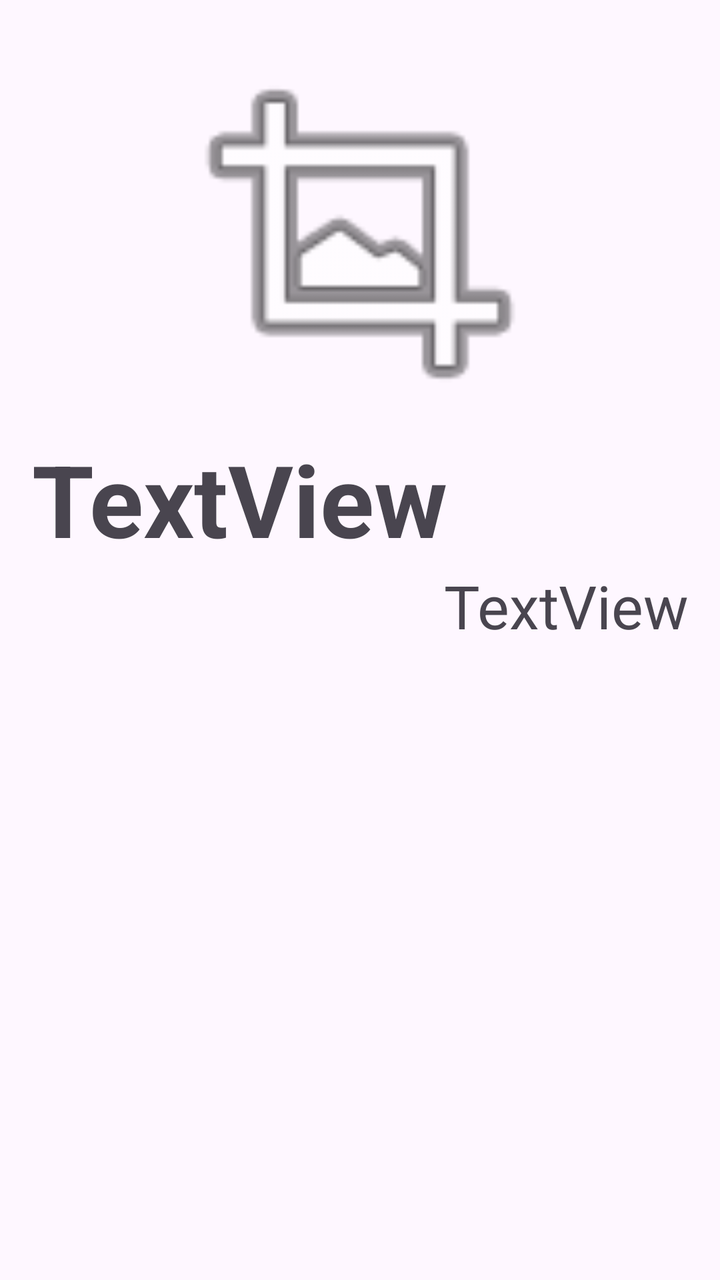
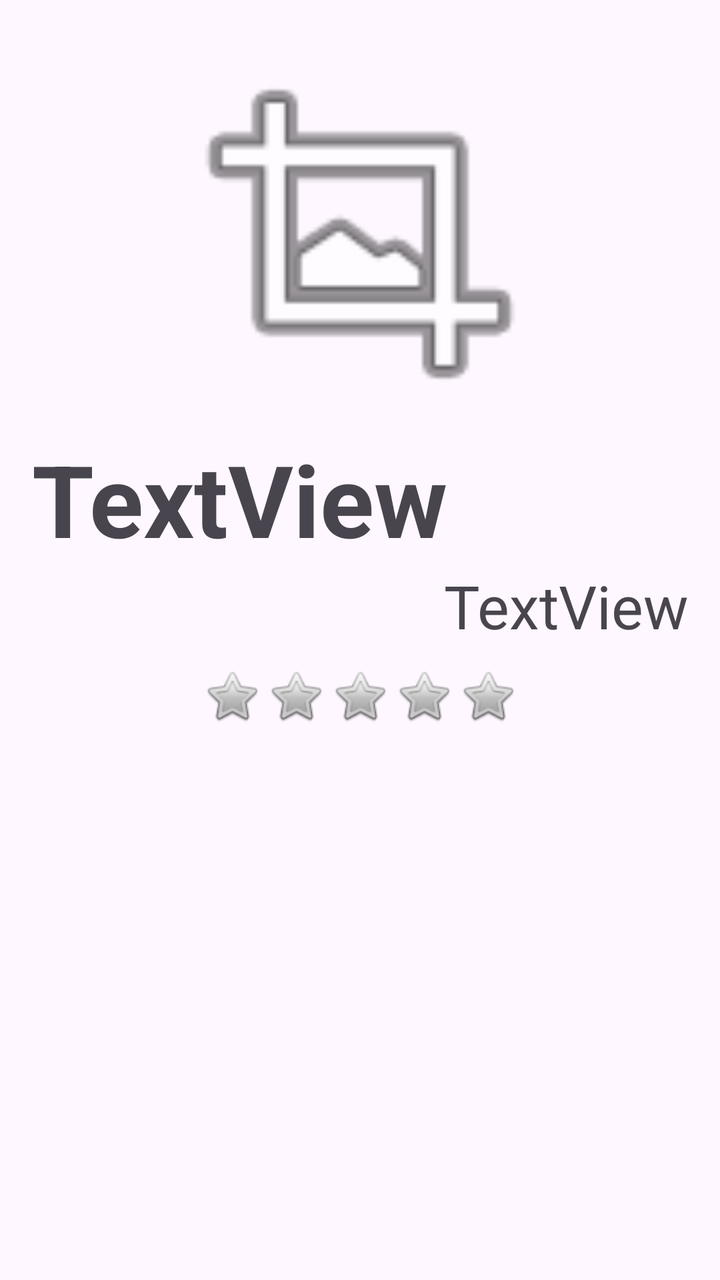

The first picture is an Android layout as it rendered before a commit; the second is the same layout after the commit. The layout source and the unified diff follow.
<!-- AndroidManifest.xml: application theme Theme.KartaProduktu -->
<!-- res/layout/activity_main.xml -->
<?xml version="1.0" encoding="utf-8"?>
<LinearLayout xmlns:android="http://schemas.android.com/apk/res/android"
    xmlns:app="http://schemas.android.com/apk/res-auto"
    xmlns:tools="http://schemas.android.com/tools"
    android:id="@+id/main"
    android:layout_width="match_parent"
    android:layout_height="match_parent"
    android:orientation="vertical"
    android:padding="16dp"
    tools:context=".MainActivity">


    <ImageView
        android:id="@+id/ivProduct"
        android:layout_width="match_parent"
        android:layout_height="200dp"
        app:srcCompat="@android:drawable/ic_menu_crop" />

    <TextView
        android:id="@+id/tvProductName"
        android:layout_width="match_parent"
        android:layout_height="wrap_content"
        android:text="TextView"
        android:textSize="50sp"
        android:textStyle="bold" />

    <TextView
        android:id="@+id/tvPrice"
        android:layout_width="match_parent"
        android:layout_height="wrap_content"
        android:gravity="end"
        android:text="TextView"
        android:textSize="30sp" />
</LinearLayout>
<!-- resources referenced by this layout -->
<resources>
  <style name="Theme.KartaProduktu" parent="Base.Theme.KartaProduktu" />
  <style name="Base.Theme.KartaProduktu" parent="Theme.Material3.DayNight.NoActionBar">
          
          
      </style>
</resources>

<!-- the commit's change to res/layout/activity_main.xml (unified diff, before → after) -->
@@ -31,4 +31,39 @@
         android:gravity="end"
         android:text="TextView"
         android:textSize="30sp" />
+
+    <LinearLayout
+        android:layout_width="match_parent"
+        android:layout_height="wrap_content"
+        android:orientation="horizontal"
+        android:id="@+id/starGroup"
+        android:gravity="center"
+        android:layout_marginTop="10dp">
+        <ImageView
+            android:id="@+id/ivStar1"
+            android:layout_width="wrap_content"
+            android:layout_height="30dp"
+            app:srcCompat="@android:drawable/btn_star" />
+        <ImageView
+            android:id="@+id/ivStar2"
+            android:layout_width="wrap_content"
+            android:layout_height="30dp"
+            app:srcCompat="@android:drawable/btn_star" />
+        <ImageView
+            android:id="@+id/ivStar3"
+            android:layout_width="wrap_content"
+            android:layout_height="30dp"
+            app:srcCompat="@android:drawable/btn_star" />
+        <ImageView
+            android:id="@+id/ivStar4"
+            android:layout_width="wrap_content"
+            android:layout_height="30dp"
+            app:srcCompat="@android:drawable/btn_star" />
+
+        <ImageView
+            android:id="@+id/ivStar5"
+            android:layout_width="wrap_content"
+            android:layout_height="30dp"
+            app:srcCompat="@android:drawable/btn_star" />
+    </LinearLayout>
 </LinearLayout>
